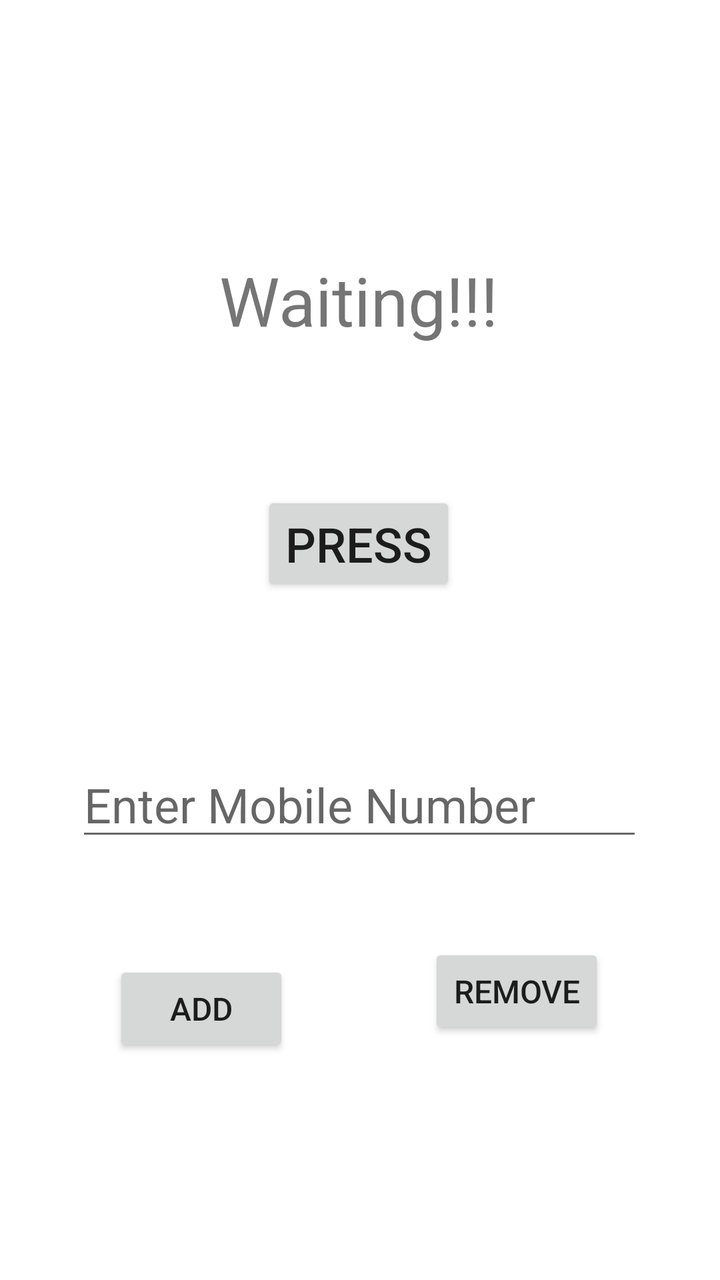
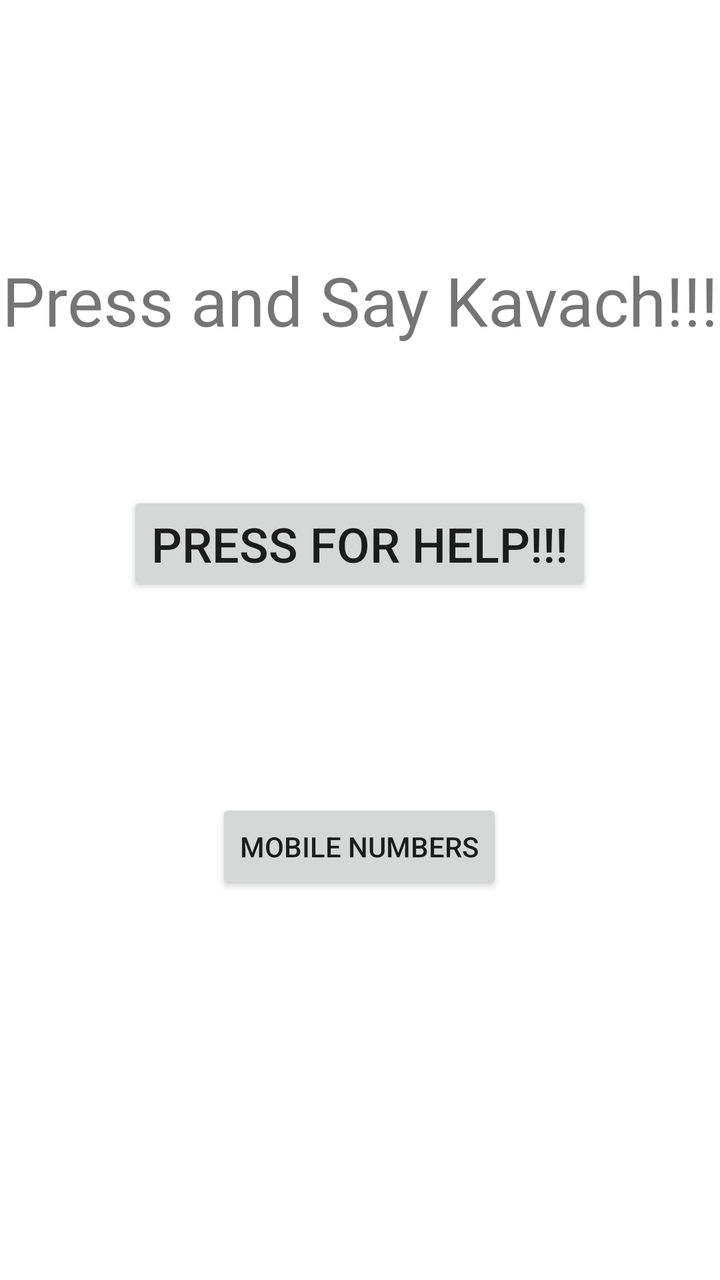

An Android layout rendered at two revisions. The XML below is the earlier revision; the diff shows what the commit changed to produce the second picture.
<!-- AndroidManifest.xml: application theme Theme.Location -->
<!-- res/layout/activity_main.xml -->
<?xml version="1.0" encoding="utf-8"?>
<androidx.constraintlayout.widget.ConstraintLayout xmlns:android="http://schemas.android.com/apk/res/android"
    xmlns:app="http://schemas.android.com/apk/res-auto"
    xmlns:tools="http://schemas.android.com/tools"
    android:layout_width="match_parent"
    android:layout_height="match_parent"
    tools:context=".MainActivity">


    <TextView
        android:id="@+id/tv1"
        android:layout_width="wrap_content"
        android:layout_height="wrap_content"
        android:text="Waiting!!!"
        android:textSize="34sp"
        app:layout_constraintBottom_toBottomOf="parent"
        app:layout_constraintEnd_toEndOf="parent"
        app:layout_constraintHorizontal_bias="0.498"
        app:layout_constraintStart_toStartOf="parent"
        app:layout_constraintTop_toTopOf="parent"
        app:layout_constraintVertical_bias="0.214" />

    <Button
        android:id="@+id/btn"
        android:layout_width="wrap_content"
        android:layout_height="wrap_content"
        android:layout_marginBottom="4dp"
        android:onClick="speak"
        android:text="PRESS"
        android:textSize="24sp"
        app:layout_constraintBottom_toBottomOf="parent"
        app:layout_constraintEnd_toEndOf="parent"
        app:layout_constraintHorizontal_bias="0.498"
        app:layout_constraintStart_toStartOf="parent"
        app:layout_constraintTop_toBottomOf="@+id/tv1"
        app:layout_constraintVertical_bias="0.178" />

    <EditText
        android:id="@+id/Number"
        android:layout_width="wrap_content"
        android:layout_height="wrap_content"
        android:ems="10"
        android:hint="Enter Mobile Number"
        android:inputType="number"
        android:textSize="24sp"
        app:layout_constraintBottom_toBottomOf="parent"
        app:layout_constraintEnd_toEndOf="parent"
        app:layout_constraintHorizontal_bias="0.496"
        app:layout_constraintStart_toStartOf="parent"
        app:layout_constraintTop_toBottomOf="@+id/btn"
        app:layout_constraintVertical_bias="0.267" />

    <Button
        android:id="@+id/add"
        android:layout_width="wrap_content"
        android:layout_height="wrap_content"
        android:layout_marginTop="207dp"
        android:onClick="addNum"
        android:text="ADD"
        android:textSize="16sp"
        app:layout_constraintBottom_toBottomOf="parent"
        app:layout_constraintEnd_toEndOf="parent"
        app:layout_constraintHorizontal_bias="0.208"
        app:layout_constraintStart_toStartOf="parent"
        app:layout_constraintTop_toTopOf="parent"
        app:layout_constraintVertical_bias="0.71" />

    <Button
        android:id="@+id/rem"
        android:layout_width="wrap_content"
        android:layout_height="wrap_content"
        android:onClick="remNum"
        android:text="REMOVE"
        android:textSize="16sp"
        app:layout_constraintBottom_toBottomOf="parent"
        app:layout_constraintEnd_toEndOf="parent"
        app:layout_constraintHorizontal_bias="0.788"
        app:layout_constraintStart_toStartOf="parent"
        app:layout_constraintTop_toTopOf="parent"
        app:layout_constraintVertical_bias="0.797" />
</androidx.constraintlayout.widget.ConstraintLayout>
<!-- resources referenced by this layout -->
<resources>
  <style name="Theme.Location" parent="Theme.MaterialComponents.DayNight.DarkActionBar">
          
          <item name="colorPrimary">@color/purple_500</item>
          <item name="colorPrimaryVariant">@color/purple_700</item>
          <item name="colorOnPrimary">@color/white</item>
          
          <item name="colorSecondary">@color/teal_200</item>
          <item name="colorSecondaryVariant">@color/teal_700</item>
          <item name="colorOnSecondary">@color/black</item>
          
          <item name="android:statusBarColor">?attr/colorPrimaryVariant</item>
          
      </style>
  <color name="purple_500">#FF6200EE</color>
  <color name="purple_700">#FF3700B3</color>
  <color name="white">#FFFFFFFF</color>
  <color name="teal_200">#FF03DAC5</color>
  <color name="teal_700">#FF018786</color>
  <color name="black">#FF000000</color>
</resources>

<!-- the commit's change to res/layout/activity_main.xml (unified diff, before → after) -->
@@ -4,6 +4,7 @@
     xmlns:tools="http://schemas.android.com/tools"
     android:layout_width="match_parent"
     android:layout_height="match_parent"
+    android:onClick="defaults"
     tools:context=".MainActivity">
 
 
@@ -11,7 +12,7 @@
         android:id="@+id/tv1"
         android:layout_width="wrap_content"
         android:layout_height="wrap_content"
-        android:text="Waiting!!!"
+        android:text="Press and Say Kavach!!!"
         android:textSize="34sp"
         app:layout_constraintBottom_toBottomOf="parent"
         app:layout_constraintEnd_toEndOf="parent"
@@ -26,7 +27,7 @@
         android:layout_height="wrap_content"
         android:layout_marginBottom="4dp"
         android:onClick="speak"
-        android:text="PRESS"
+        android:text="PRESS FOR HELP!!!"
         android:textSize="24sp"
         app:layout_constraintBottom_toBottomOf="parent"
         app:layout_constraintEnd_toEndOf="parent"
@@ -35,47 +36,18 @@
         app:layout_constraintTop_toBottomOf="@+id/tv1"
         app:layout_constraintVertical_bias="0.178" />
 
-    <EditText
-        android:id="@+id/Number"
+    <Button
+        android:id="@+id/forNumberOPS"
         android:layout_width="wrap_content"
         android:layout_height="wrap_content"
-        android:ems="10"
-        android:hint="Enter Mobile Number"
-        android:inputType="number"
-        android:textSize="24sp"
+        android:onClick="numberActivity"
+        android:text="Mobile Numbers"
         app:layout_constraintBottom_toBottomOf="parent"
         app:layout_constraintEnd_toEndOf="parent"
-        app:layout_constraintHorizontal_bias="0.496"
+        app:layout_constraintHorizontal_bias="0.498"
         app:layout_constraintStart_toStartOf="parent"
         app:layout_constraintTop_toBottomOf="@+id/btn"
-        app:layout_constraintVertical_bias="0.267" />
+        app:layout_constraintVertical_bias="0.345" />
 
-    <Button
-        android:id="@+id/add"
-        android:layout_width="wrap_content"
-        android:layout_height="wrap_content"
-        android:layout_marginTop="207dp"
-        android:onClick="addNum"
-        android:text="ADD"
-        android:textSize="16sp"
-        app:layout_constraintBottom_toBottomOf="parent"
-        app:layout_constraintEnd_toEndOf="parent"
-        app:layout_constraintHorizontal_bias="0.208"
-        app:layout_constraintStart_toStartOf="parent"
-        app:layout_constraintTop_toTopOf="parent"
-        app:layout_constraintVertical_bias="0.71" />
 
-    <Button
-        android:id="@+id/rem"
-        android:layout_width="wrap_content"
-        android:layout_height="wrap_content"
-        android:onClick="remNum"
-        android:text="REMOVE"
-        android:textSize="16sp"
-        app:layout_constraintBottom_toBottomOf="parent"
-        app:layout_constraintEnd_toEndOf="parent"
-        app:layout_constraintHorizontal_bias="0.788"
-        app:layout_constraintStart_toStartOf="parent"
-        app:layout_constraintTop_toTopOf="parent"
-        app:layout_constraintVertical_bias="0.797" />
 </androidx.constraintlayout.widget.ConstraintLayout>
